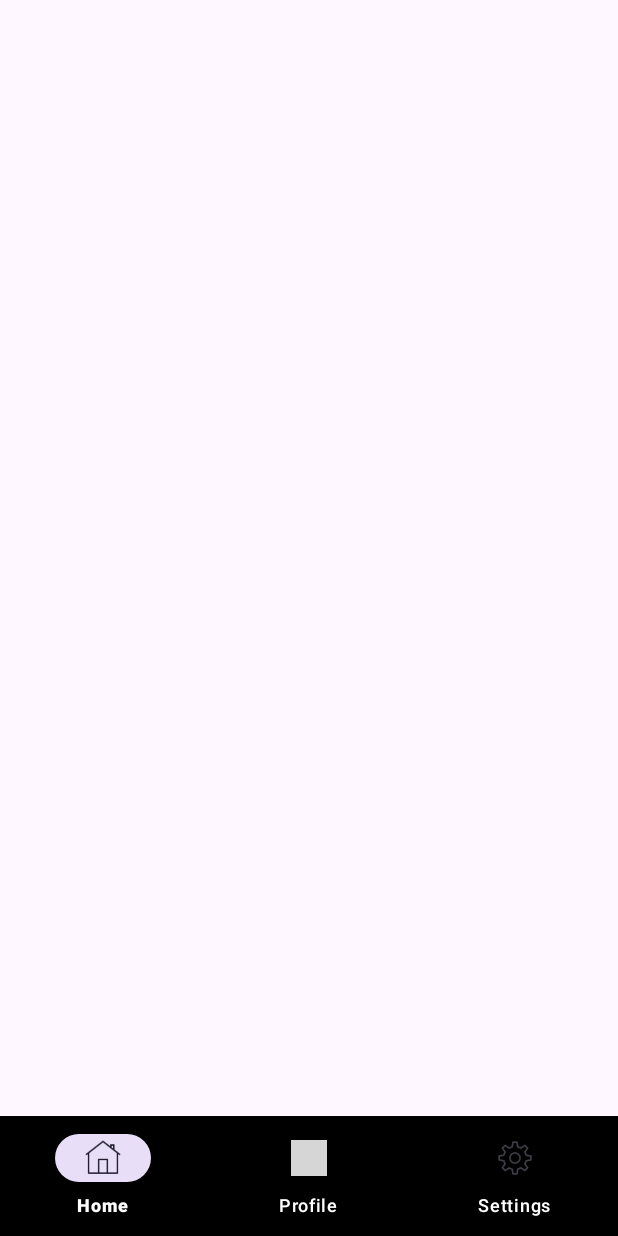
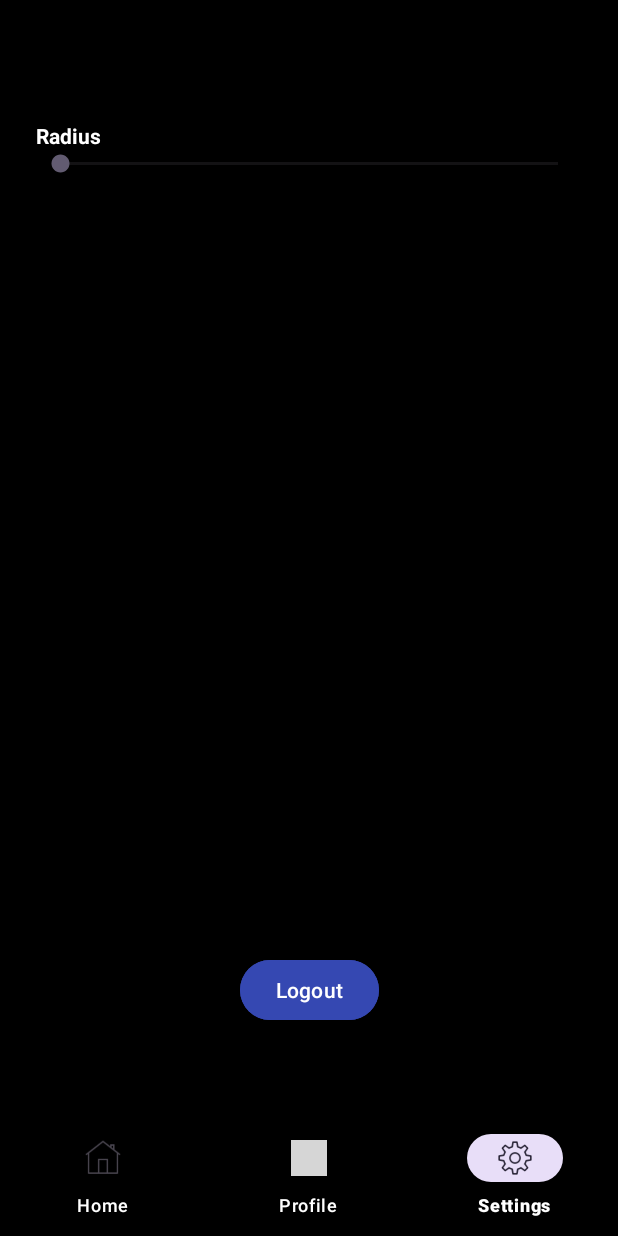
Before and after one commit to NicoSyntax/FuelFinder, an Android app: the screen it shows after launch (MainActivity), item 3 of the bottom bar chosen, on a phone screen of 412 x 824 dp. Run offline under Robolectric (Android 15) with nearby library versions, the phone set to English and light mode, and no system bars; our stand-ins replace navigation-ui; grey boxes are pictures that could not be loaded.

Commit message:
SettingsFragment angefangen layouts berarbeitet

```diff
--- a/app/build.gradle
+++ b/app/build.gradle
@@ -13,7 +13,7 @@ android {
 
     defaultConfig {
         applicationId "de.syntax.androidabschluss"
-        minSdk 24
+        minSdk 26
         targetSdk 34
         versionCode 1
         versionName "1.0"
--- a/app/src/main/java/de/syntax/androidabschluss/data/Repository.kt
+++ b/app/src/main/java/de/syntax/androidabschluss/data/Repository.kt
@@ -11,6 +11,8 @@ class Repository(private val api: FuelFinderApi) {
     private val TAG = "Repository"
 
     private val key = "eaefa201-66ec-a001-e4ee-8a91dfdcc983"
+
+    var rad = 4
 
     private val _stationList = MutableLiveData<ApiResponse>()
     val stationList: LiveData<ApiResponse>
@@ -27,8 +29,9 @@ class Repository(private val api: FuelFinderApi) {
 
     suspend fun getStationsWithLocation(lat: Double, lng: Double){
         try {
-            val stations = api.retrofitService.getStationsWithLocation(lat, lng, 4, key)
+            val stations = api.retrofitService.getStationsWithLocation(lat, lng, rad, key)
             _stationList.value = stations
+            Log.e(TAG, "current value of rad: $rad")
         } catch (e: Exception){
             Log.e(TAG, "Error loading data with Location from Repository: $e")
         }
--- a/app/src/main/java/de/syntax/androidabschluss/ui/SettingsFragment.kt
+++ b/app/src/main/java/de/syntax/androidabschluss/ui/SettingsFragment.kt
@@ -4,13 +4,21 @@ import android.os.Bundle
 import android.view.LayoutInflater
 import android.view.View
 import android.view.ViewGroup
+import android.widget.SeekBar
 import androidx.fragment.app.Fragment
+import androidx.fragment.app.activityViewModels
+import androidx.navigation.fragment.findNavController
+import de.syntax.androidabschluss.R
+import de.syntax.androidabschluss.data.Repository
+import de.syntax.androidabschluss.data.remote.FuelFinderApi
 import de.syntax.androidabschluss.databinding.FragmentSettingsBinding
+import de.syntax.androidabschluss.viewmodel.FirebaseViewModel
 
 class SettingsFragment : Fragment() {
 
-
+    val repository = Repository(FuelFinderApi)
     private lateinit var binding: FragmentSettingsBinding
+    private val viewModel: FirebaseViewModel by activityViewModels()
 
     override fun onCreateView(
         inflater: LayoutInflater,
@@ -22,11 +30,27 @@ class SettingsFragment : Fragment() {
     }
 
 
-
-
     override fun onViewCreated(view: View, savedInstanceState: Bundle?) {
         super.onViewCreated(view, savedInstanceState)
 
+        val seekBar = binding.radSlider
+        seekBar.setOnSeekBarChangeListener(object : SeekBar.OnSeekBarChangeListener {
+            override fun onProgressChanged(seekBar: SeekBar, progress: Int, fromUser: Boolean) {
+                binding.sliderValue.text = progress.toString()
+                repository.rad = progress
+            }
+
+            override fun onStartTrackingTouch(seekBar: SeekBar) {
+            }
+
+            override fun onStopTrackingTouch(seekBar: SeekBar) {
+            }
+        })
+
+        binding.logoutBtn.setOnClickListener {
+            viewModel.logout()
+            findNavController().navigate(R.id.loginFragment)
+        }
 
     }
 }
--- a/app/src/main/res/layout/fragment_login.xml
+++ b/app/src/main/res/layout/fragment_login.xml
@@ -16,9 +16,6 @@
         android:layout_marginTop="120dp"
         android:layout_width="164dp"
         android:layout_height="164dp"
-        android:textStyle="bold"
-        android:textColor="@color/white"
-        android:textSize="50sp"
         android:src="@drawable/station"/>
 
     <EditText
@@ -29,7 +26,7 @@
         android:ems="10"
         android:hint="@string/email"
         android:background="@color/white"
-        android:textColor="@color/white"
+        android:textColor="@color/black"
         android:inputType="textEmailAddress"
         app:layout_constraintEnd_toEndOf="@+id/tv_welcome_login"
         app:layout_constraintHorizontal_bias="0.492"
@@ -45,6 +42,7 @@
         android:background="@color/white"
         android:hint="@string/password"
         android:inputType="textPassword"
+        android:textColor="@color/black"
         app:layout_constraintEnd_toEndOf="@+id/login_email_edit"
         app:layout_constraintHorizontal_bias="0.0"
         app:layout_constraintStart_toStartOf="@+id/login_email_edit"
--- a/app/src/main/res/layout/fragment_settings.xml
+++ b/app/src/main/res/layout/fragment_settings.xml
@@ -4,16 +4,56 @@
     android:layout_width="match_parent"
     android:layout_height="match_parent"
     xmlns:app="http://schemas.android.com/apk/res-auto"
-    tools:context=".ui.SettingsFragment">
+    tools:context=".ui.SettingsFragment"
+    android:background="@color/black">
 
-    <Button
-        android:id="@+id/get_location"
-        android:layout_width="wrap_content"
-        android:layout_height="wrap_content"
+    <SeekBar
         app:layout_constraintStart_toStartOf="parent"
         app:layout_constraintEnd_toEndOf="parent"
         app:layout_constraintTop_toTopOf="parent"
+        android:layout_marginTop="100dp"
+        android:id="@+id/rad_slider"
+        android:max="12"
+        android:min="4"
+        android:layout_marginStart="24dp"
+        android:layout_marginEnd="24dp"
+        android:layout_width="match_parent"
+        android:layout_height="wrap_content" />
+
+    <TextView
+        android:id="@+id/slider_tv"
+        app:layout_constraintStart_toStartOf="parent"
+        app:layout_constraintBottom_toTopOf="@+id/rad_slider"
+        android:layout_width="wrap_content"
+        android:layout_height="wrap_content"
+        android:layout_marginStart="24dp"
+        android:text="@string/rad"
+        android:textColor="@color/white"
+        android:textStyle="bold" />
+
+    <TextView
+        android:id="@+id/slider_value"
+        app:layout_constraintStart_toStartOf="parent"
+        app:layout_constraintEnd_toEndOf="parent"
+        app:layout_constraintTop_toBottomOf="@+id/rad_slider"
+        android:layout_width="wrap_content"
+        android:layout_height="wrap_content"
+        android:textColor="@color/white"
+        android:textStyle="bold"
+        />
+
+
+    <Button
+        android:id="@+id/logout_btn"
+        app:layout_constraintStart_toStartOf="parent"
+        app:layout_constraintEnd_toEndOf="parent"
         app:layout_constraintBottom_toBottomOf="parent"
-        android:text="get location"/>
+        android:layout_marginBottom="140dp"
+        android:text="@string/logout"
+        android:backgroundTint="@color/blue"
+        android:layout_width="wrap_content"
+        android:layout_height="wrap_content"/>
+
+
 
 </androidx.constraintlayout.widget.ConstraintLayout>
--- a/app/src/main/res/menu/bottom_nav.xml
+++ b/app/src/main/res/menu/bottom_nav.xml
@@ -2,20 +2,21 @@
 <menu xmlns:android="http://schemas.android.com/apk/res/android">
 
     <item
-        android:id="@+id/HomeFragment"
+        android:id="@+id/homeFragment"
         android:layout_width="wrap_content"
         android:layout_height="wrap_content"
         android:icon="@drawable/home"
         android:title="@string/bottom_nav_home" />
 
     <item
-        android:id="@+id/ProfileFragment"
+        android:id="@+id/profileFragment"
         android:layout_width="wrap_content"
         android:layout_height="wrap_content"
         android:icon="@drawable/profile"
         android:title="@string/bottom_nav_profile" />
+
     <item
-        android:id="@+id/SettingsFragment"
+        android:id="@+id/settingsFragment"
         android:layout_width="wrap_content"
         android:layout_height="wrap_content"
         android:icon="@drawable/settings"
--- a/app/src/main/res/navigation/nav_graph.xml
+++ b/app/src/main/res/navigation/nav_graph.xml
@@ -13,6 +13,12 @@
         <action
             android:id="@+id/action_homeFragment_to_homeDetailFragment"
             app:destination="@id/homeDetailFragment" />
+        <action
+            android:id="@+id/action_homeFragment_to_settingsFragment"
+            app:destination="@id/settingsFragment" />
+        <action
+            android:id="@+id/action_homeFragment_to_profileFragment"
+            app:destination="@id/profileFragment" />
     </fragment>
     <fragment
         android:id="@+id/loginFragment"
@@ -45,12 +51,12 @@
             app:argType="string" />
     </fragment>
     <fragment
-        android:id="@+id/profileFragment2"
+        android:id="@+id/profileFragment"
         android:name="de.syntax.androidabschluss.ui.ProfileFragment"
         android:label="fragment_profile"
         tools:layout="@layout/fragment_profile" />
     <fragment
-        android:id="@+id/settingsFragment3"
-        android:name="SettingsFragment"
+        android:id="@+id/settingsFragment"
+        android:name="de.syntax.androidabschluss.ui.SettingsFragment"
         android:label="SettingsFragment" />
 </navigation>
--- a/app/src/main/res/values/colors.xml
+++ b/app/src/main/res/values/colors.xml
@@ -2,4 +2,5 @@
 <resources>
     <color name="black">#FF000000</color>
     <color name="white">#FFFFFFFF</color>
+    <color name="blue">#3548B2</color>
 </resources>
--- a/app/src/main/res/values/strings.xml
+++ b/app/src/main/res/values/strings.xml
@@ -15,4 +15,6 @@
     <string name="password">password</string>
     <string name="login">Login</string>
     <string name="sign_up">sign up</string>
+    <string name="rad">Radius</string>
+    <string name="logout">Logout</string>
 </resources>
```
